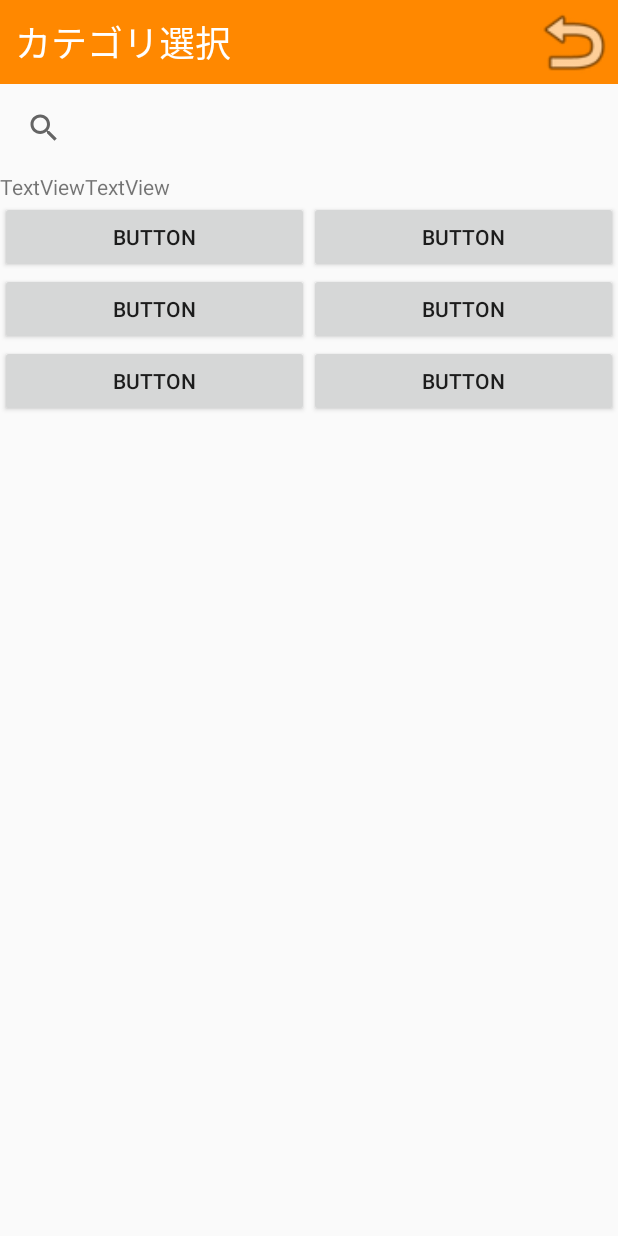
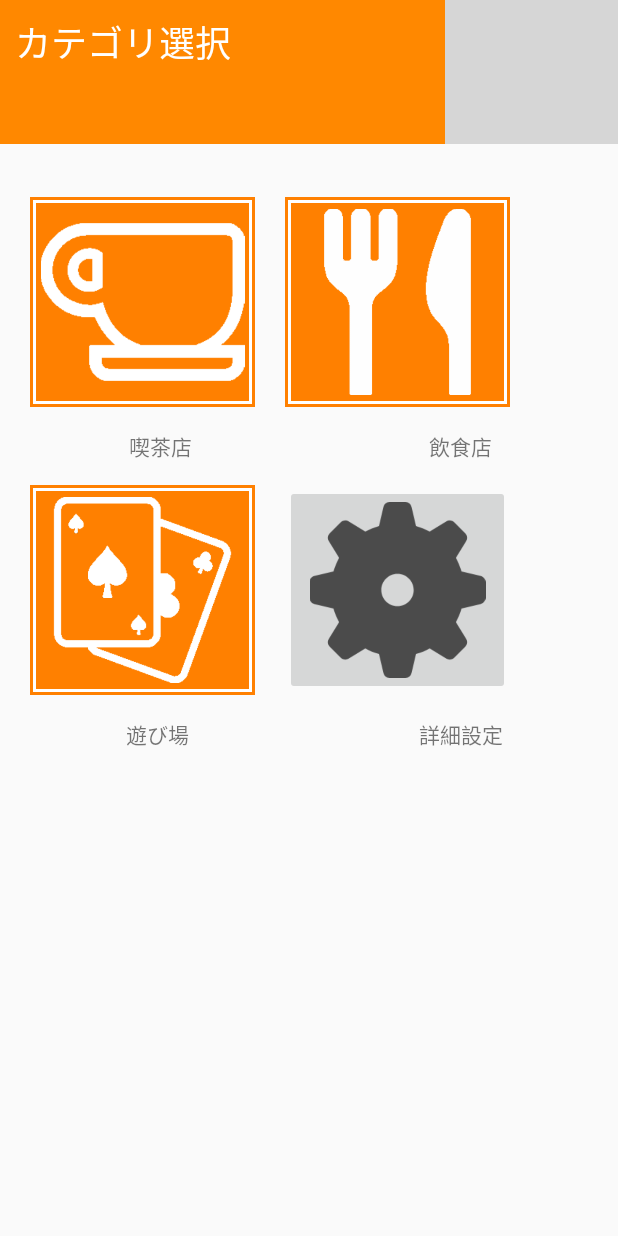
Before and after one commit to FJB16G/X16G_C, an Android app: the screen it shows after launch (MainActivity), after a tap on "次へ", on a phone screen of 412 x 824 dp. Run offline under Robolectric (Android 15) with nearby library versions, the phone set to English and light mode, and no system bars; grey boxes are pictures that could not be loaded.

Commit message:
スケジュールのソースを結合

```diff
--- a/app/src/main/AndroidManifest.xml
+++ b/app/src/main/AndroidManifest.xml
@@ -27,6 +27,7 @@
             android:value="AIzaSyCh6xPYG2qMmVz7PScq-w7lZKyAtDwrS1Y" />
         <uses-library android:name="org.apache.http.legacy"
             android:required="false"/>
+
     </application>
 
 </manifest>
--- a/app/src/main/java/jp/ac/x16g023chiba_fjb/spareplanning/CategoryFragment.java
+++ b/app/src/main/java/jp/ac/x16g023chiba_fjb/spareplanning/CategoryFragment.java
@@ -36,19 +36,19 @@ public class CategoryFragment extends Fragment implements View.OnClickListener {
     public void onViewCreated(@NonNull View view, @Nullable Bundle savedInstanceState) {
         super.onViewCreated(view, savedInstanceState);
         //開発例
-        //view.findViewById(R.id.ID名).setOnClickListener(this);
+        view.findViewById(R.id.coffie).setOnClickListener(this);
 
     }
 
     @Override
     public void onClick(View v) {
-        //getView().findViewById()
+        //getView().findViewById();
         //((MainActivity)getActivity()).changeFragment(遷移先フラグメント名.class);
-        /*
-        if(v.getID()==軽食ボタンID){
-            ((MainActivity)getActivity()).setSearchText(検索文字列);
-            ((MainActivity)getActivity()).changeFragment(MapViewFragment.class);
-        }else if(v.getID()==ボタンID){
+
+        if (v.getId() == R.id.coffie) {
+            ((MainActivity) getActivity()).setSearchText("convenience_store");
+            ((MainActivity) getActivity()).changeFragment(MapViewFragment.class);
+        }/*else if(v.getID()==R.id){
             ・
             ・
             ・
--- a/app/src/main/java/jp/ac/x16g023chiba_fjb/spareplanning/FirstFragment.java
+++ b/app/src/main/java/jp/ac/x16g023chiba_fjb/spareplanning/FirstFragment.java
@@ -65,7 +65,7 @@ public class FirstFragment extends Fragment{
         final TextView dateText = view.findViewById(R.id.date);
         nowHour = ((MainActivity)getActivity()).getNowHour();
         nowMinute = ((MainActivity)getActivity()).getNowMinute();
-        date = nowHour + "時" + String.format("%02d",nowMinute) + "分";
+        date = nowHour + "時" + nowMinute + "分";
         dateText.setText(date);
         numPicker1 = view.findViewById(R.id.numPicker1);
         numPicker2 = view.findViewById(R.id.numPicker2);
@@ -165,18 +165,5 @@ public class FirstFragment extends Fragment{
                 agoTime = nowMinute;
             }
         });
-
-
-        //デバッグ用、実装時は消すこと！
-        view.findViewById(R.id.DebugButton).setOnClickListener(new View.OnClickListener() {
-            @Override
-            public void onClick(View v) {
-                ((MainActivity)getActivity()).setReHour(numPicker1.getValue());
-                ((MainActivity)getActivity()).setReMinute(numPicker2.getValue());
-                ((MainActivity)getActivity()).setNowHour(nowHour);
-                ((MainActivity)getActivity()).setNowMinute(nowMinute);
-                ((MainActivity)getActivity()).changeFragment(ScheduleFragment.class);
-            }
-        });
     }
 }
--- a/app/src/main/java/jp/ac/x16g023chiba_fjb/spareplanning/MainActivity.java
+++ b/app/src/main/java/jp/ac/x16g023chiba_fjb/spareplanning/MainActivity.java
@@ -50,9 +50,7 @@ public class MainActivity extends AppCompatActivity {
         return categoryNo;
     }
 
-    public String getSearchText() {
-        return searchText;
-    }
+    public String getSearchText(){ return searchText; }
 
     public String[] getBreakPlace() {
         return breakPlace;
--- /dev/null
+++ b/app/src/main/res/drawable/frame_style.xml
@@ -0,0 +1,44 @@
+<?xml version="1.0" encoding="utf-8"?>
+<!-- layer-listでitemを重ねられます。 -->
+<layer-list xmlns:android="http://schemas.android.com/apk/res/android">
+
+    <!-- item① -->
+    <item>
+        <!-- shape:rectangle(=四角形) -->
+        <shape android:shape="rectangle">
+            <!-- item②に対して2dp内側に入る。 -->
+            <padding
+                android:bottom="2dp"
+                android:left="2dp"
+                android:right="2dp"
+                android:top="2dp" />
+            <!-- 色:パープル -->
+            <solid android:color="#FFFF8000" />
+        </shape>
+    </item>
+
+    <!-- item② -->
+    <item>
+        <!-- shape:rectangle(=四角形) -->
+        <shape android:shape="rectangle">
+            <!-- item③に対して2dp内側に入る。 -->
+            <padding
+                android:bottom="2dp"
+                android:left="2dp"
+                android:right="2dp"
+                android:top="2dp" />
+            <!-- 色:白 -->
+            <solid android:color="#ffffff" />
+        </shape>
+    </item>
+
+    <!-- item③ -->
+    <item>
+        <!-- shape:rectangle(=四角形) -->
+        <shape android:shape="rectangle">
+            <!-- 色:パープル -->
+            <solid android:color="#FFFF8000" />
+        </shape>
+    </item>
+
+</layer-list>
--- a/app/src/main/res/layout/fragment_category.xml
+++ b/app/src/main/res/layout/fragment_category.xml
@@ -1,12 +1,11 @@
-<?xml version="1.0" encoding="utf-8"?>
-<FrameLayout xmlns:android="http://schemas.android.com/apk/res/android"
+<?xml version="1.0" encoding="utf-8"?><FrameLayout xmlns:android="http://schemas.android.com/apk/res/android"
+    xmlns:app="http://schemas.android.com/apk/res-auto"
     xmlns:tools="http://schemas.android.com/tools"
     android:layout_width="match_parent"
     android:layout_height="match_parent"
-    tools:context=".CategoryFragment">
+    tools:context=".FirstFragment">
 
     <LinearLayout
-        android:id="@+id/MainLayout"
         android:layout_width="match_parent"
         android:layout_height="wrap_content"
         android:orientation="vertical">
@@ -29,62 +28,61 @@
                 android:textSize="24sp" />
 
             <ImageView
-                android:id="@+id/ReturnFirst"
+                android:id="@+id/updatenowtime"
                 android:layout_width="wrap_content"
                 android:layout_height="match_parent"
                 android:layout_weight="1"
-                android:src="@android:drawable/ic_menu_revert" />
+                android:src="@drawable/quantum_ic_refresh_white_24" />
 
         </LinearLayout>
-
-        <SearchView
-            android:layout_width="match_parent"
-            android:layout_height="match_parent"
-            android:layout_weight="7"
-            android:padding="5dp" />
 
         <LinearLayout
             android:layout_width="match_parent"
             android:layout_height="match_parent"
             android:orientation="horizontal">
 
-            <TextView
-                android:id="@+id/textView8"
-                android:layout_width="wrap_content"
-                android:layout_height="wrap_content"
-                android:text="TextView" />
-
-            <TextView
-                android:id="@+id/textView9"
-                android:layout_width="wrap_content"
-                android:layout_height="wrap_content"
-                android:text="TextView" />
-
         </LinearLayout>
 
         <LinearLayout
             android:layout_width="match_parent"
             android:layout_height="match_parent"
+            android:layout_marginTop="20dp"
             android:orientation="vertical">
 
             <LinearLayout
-                android:layout_width="match_parent"
-                android:layout_height="match_parent"
+                android:layout_width="wrap_content"
+                android:layout_height="wrap_content"
                 android:orientation="horizontal">
 
-                <Button
-                    android:id="@+id/button2"
-                    android:layout_width="match_parent"
-                    android:layout_height="match_parent"
-                    android:layout_weight="1"
-                    android:text="Button" />
+                <ImageButton
+                    android:id="@+id/coffie"
+                    android:layout_width="150dp"
+                    android:layout_height="140dp"
+                    android:layout_marginStart="20dp"
+                    android:layout_marginLeft="15dp"
+                    android:layout_marginTop="15dp"
+                    android:layout_marginBottom="15dp"
+                    android:background="@drawable/frame_style"
+                    android:paddingLeft="2dp"
+                    android:paddingTop="2dp"
+                    android:paddingRight="2dp"
+                    android:paddingBottom="2dp"
+                    android:scaleType="fitCenter"
+                    app:srcCompat="@drawable/coffie_touka" />
 
-                <Button
-                    android:id="@+id/button3"
-                    android:layout_width="match_parent"
-                    android:layout_height="match_parent"
-                    android:layout_weight="1"
-                    android:text="Button" />
+                <ImageButton
+                    android:id="@+id/eat"
+                    android:layout_width="150dp"
+                    android:layout_height="140dp"
+                    android:layout_marginStart="20dp"
+                    android:layout_marginLeft="15dp"
+                    android:layout_marginTop="15dp"
+                    android:layout_marginBottom="15dp"
+                    android:background="@drawable/frame_style"
+                    android:padding="8dp"
+                    android:scaleType="fitCenter"
+                    app:srcCompat="@drawable/eat_touka" />
+
             </LinearLayout>
 
             <LinearLayout
@@ -92,19 +90,55 @@
                 android:layout_height="match_parent"
                 android:orientation="horizontal">
 
-                <Button
-                    android:id="@+id/button4"
-                    android:layout_width="match_parent"
-                    android:layout_height="match_parent"
+                <TextView
+                    android:id="@+id/textView12"
+                    android:layout_width="wrap_content"
+                    android:layout_height="wrap_content"
+                    android:layout_marginStart="7dp"
                     android:layout_weight="1"
-                    android:text="Button" />
+                    android:gravity="center"
+                    android:text="喫茶店" />
 
-                <Button
-                    android:id="@+id/button5"
-                    android:layout_width="match_parent"
-                    android:layout_height="match_parent"
+                <TextView
+                    android:id="@+id/textView14"
+                    android:layout_width="wrap_content"
+                    android:layout_height="wrap_content"
+                    android:layout_marginEnd="5dp"
                     android:layout_weight="1"
-                    android:text="Button" />
+                    android:gravity="center"
+                    android:text="飲食店" />
+            </LinearLayout>
+
+            <LinearLayout
+                android:layout_width="wrap_content"
+                android:layout_height="wrap_content"
+                android:orientation="horizontal">
+
+                <ImageButton
+                    android:id="@+id/tranp"
+                    android:layout_width="150dp"
+                    android:layout_height="140dp"
+                    android:layout_marginStart="20dp"
+                    android:layout_marginLeft="15dp"
+                    android:layout_marginTop="15dp"
+                    android:layout_marginBottom="15dp"
+                    android:background="@drawable/frame_style"
+                    android:padding="8dp"
+                    android:scaleType="fitCenter"
+                    app:srcCompat="@drawable/tranp" />
+
+                <ImageButton
+                    android:id="@+id/config"
+                    android:layout_width="150dp"
+                    android:layout_height="140dp"
+                    android:layout_marginStart="20dp"
+                    android:layout_marginLeft="15dp"
+                    android:layout_marginTop="15dp"
+                    android:layout_marginBottom="15dp"
+                    android:padding="11dp"
+                    android:scaleType="fitCenter"
+                    app:srcCompat="@drawable/config" />
+
             </LinearLayout>
 
             <LinearLayout
@@ -112,24 +146,26 @@
                 android:layout_height="match_parent"
                 android:orientation="horizontal">
 
-                <Button
-                    android:id="@+id/button6"
-                    android:layout_width="match_parent"
-                    android:layout_height="match_parent"
+                <TextView
+                    android:id="@+id/textView13"
+                    android:layout_width="wrap_content"
+                    android:layout_height="wrap_content"
+                    android:layout_marginStart="7dp"
                     android:layout_weight="1"
-                    android:text="Button" />
+                    android:gravity="center"
+                    android:text="遊び場" />
 
-                <Button
-                    android:id="@+id/button7"
-                    android:layout_width="match_parent"
-                    android:layout_height="match_parent"
+                <TextView
+                    android:id="@+id/textView15"
+                    android:layout_width="wrap_content"
+                    android:layout_height="wrap_content"
                     android:layout_weight="1"
-                    android:text="Button" />
+                    android:gravity="center"
+                    android:text="詳細設定" />
             </LinearLayout>
 
         </LinearLayout>
 
     </LinearLayout>
 
-
 </FrameLayout>
```
Also changed, not shown: app/src/main/java/jp/ac/x16g023chiba_fjb/spareplanning/MapViewFragment.java (added, +131 -0 lines), app/src/main/java/jp/ac/x16g023chiba_fjb/spareplanning/MyLocationSource.java (added, +74 -0 lines), app/src/main/java/jp/ac/x16g023chiba_fjb/spareplanning/PlacesAPI.java (added, +92 -0 lines), app/src/main/res/layout/fragment_first.xml (+0 -7 lines), app/src/main/res/layout/fragment_mapview.xml (+0 -10 lines), app/src/main/res/drawable/coffie_reverse.png (added), app/src/main/res/drawable/coffie_touka.png (added), app/src/main/res/drawable/config.png (added), app/src/main/res/drawable/eat_reverse.png (added), app/src/main/res/drawable/eat_reverse_2.png (added), app/src/main/res/drawable/eat_test.png (added), app/src/main/res/drawable/eat_touka.png (added), app/src/main/res/drawable/tranp.png (added).
